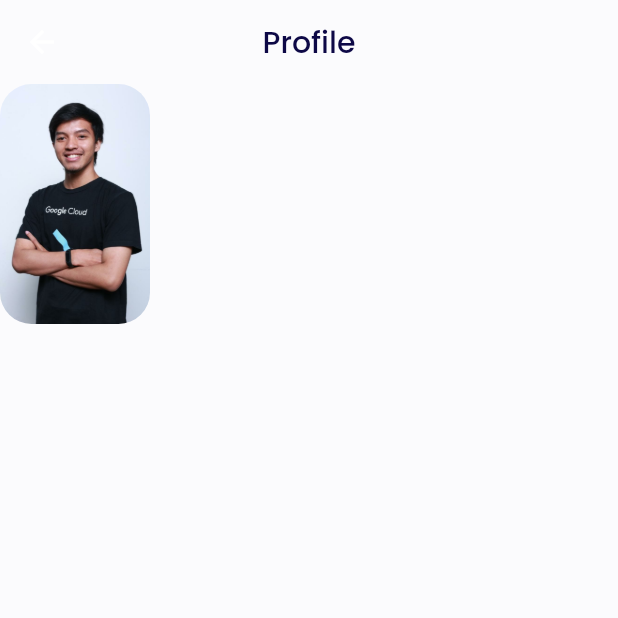
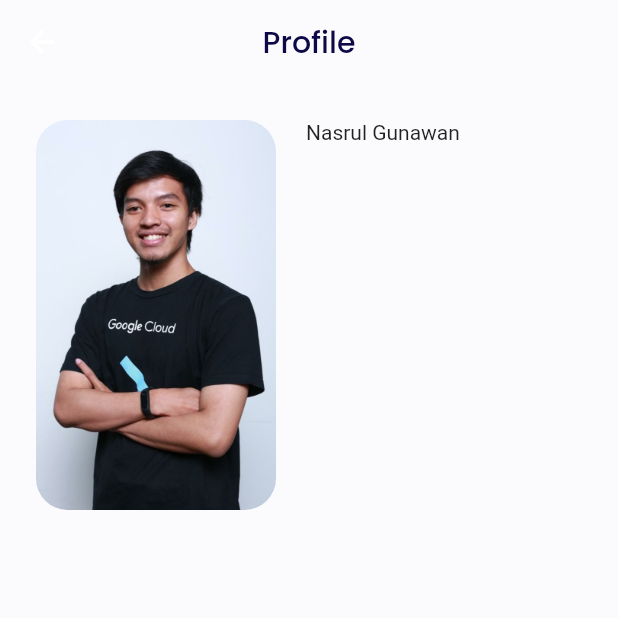
Before and after one commit to nasrulgunawan/bmafp-movie-app, a Flutter app: the ProfileScreen screen opened directly, on a phone screen of 412 x 824 dp, the top half of it. Run offline on Flutter 3.47's test engine with Material 2 defaults, Android fonts, the phone set to English and light mode, and no system bars; our stand-ins replace eva_icons_flutter, flutter_dotenv, google_fonts; network calls fail.

Commit message:
Add InkWell

```diff
--- a/lib/screens/profile_screen.dart
+++ b/lib/screens/profile_screen.dart
@@ -17,11 +17,15 @@ class ProfileScreen extends StatelessWidget {
         centerTitle: true,
       ),
       backgroundColor: kBackgroundColor,
-      body: Row(
+      body: Container(
+        padding: EdgeInsets.all(24),
+        child: Row(
+          crossAxisAlignment: CrossAxisAlignment.start,
+          mainAxisAlignment: MainAxisAlignment.spaceEvenly,
           children: [
             Container(
-            width: 100,
-            height: 160,
+              width: 160,
+              height: 260,
               margin: EdgeInsets.only(right: 20),
               decoration: BoxDecoration(
                 borderRadius: BorderRadius.circular(21),
@@ -31,7 +35,16 @@ class ProfileScreen extends StatelessWidget {
                 ),
               ),
             ),
+            Expanded(
+              child: Column(
+                crossAxisAlignment: CrossAxisAlignment.start,
+                children: [
+                  Text('Nasrul Gunawan'),
                 ],
+              ),
+            )
+          ],
+        ),
       ),
     );
   }
--- a/lib/widgets/carousel.dart
+++ b/lib/widgets/carousel.dart
@@ -34,7 +34,7 @@ class Carousel extends StatelessWidget {
                 child: Row(
                   children: movies
                       .map(
-                        (movie) => GestureDetector(
+                        (movie) => InkWell(
                             onTap: () {
                               Navigator.push(
                                 context,
--- a/lib/widgets/movie_list.dart
+++ b/lib/widgets/movie_list.dart
@@ -37,7 +37,7 @@ class MovieList extends StatelessWidget {
                 crossAxisAlignment: CrossAxisAlignment.start,
                 children: movies
                     .map(
-                      (movie) => GestureDetector(
+                      (movie) => InkWell(
                           onTap: () {
                             Navigator.push(
                               context,
--- a/lib/widgets/movie_tile.dart
+++ b/lib/widgets/movie_tile.dart
@@ -19,7 +19,7 @@ class MovieTile extends StatelessWidget {
   @override
   Widget build(BuildContext context) {
     return Container(
-      margin: EdgeInsets.only(bottom: 30),
+      margin: EdgeInsets.symmetric(vertical: 10),
       child: Row(
         crossAxisAlignment: CrossAxisAlignment.start,
         children: [
```
Lines whose indentation alone changed are shown as unchanged.
